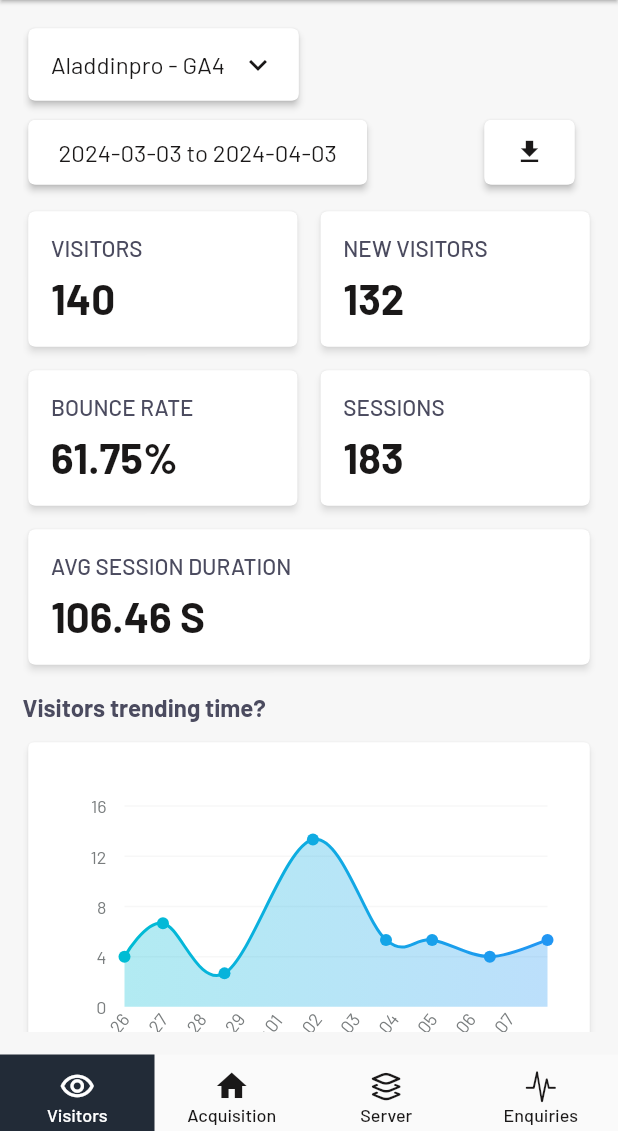
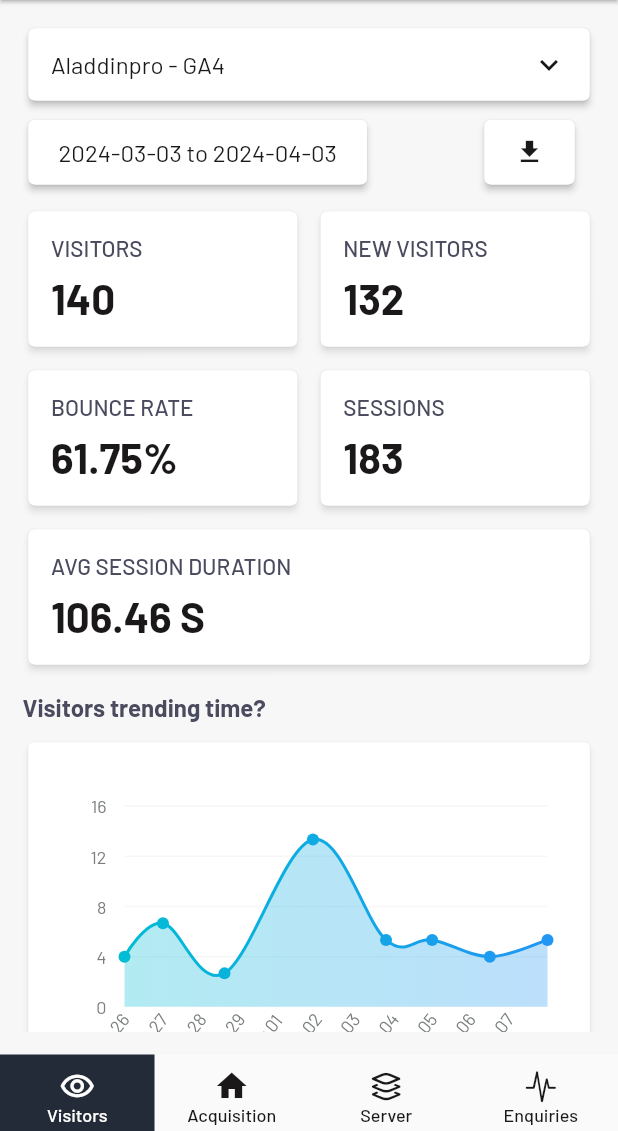
Before and after one commit to mirza-d3x/red_dog, a Flutter app: the screen it shows after launch, on a phone screen of 412 x 824 dp, the part 105-1236 px from its top. Run offline on Flutter 3.47's test engine with Material 3 defaults, Android fonts, the phone set to English and light mode, and no system bars; drawn by our look-alikes of fl_chart; our stand-ins replace charts_flutter, percent_indicator, syncfusion_flutter_charts, table_calendar; missing offline and left inert: countries_world_map.

Commit message:
editing visitors screen

```diff
--- a/lib/features/tabs/visitors_screen.dart
+++ b/lib/features/tabs/visitors_screen.dart
@@ -230,7 +230,8 @@ class _VisitorsScreenState extends State<VisitorsScreen> {
                   Row(
                     mainAxisAlignment: MainAxisAlignment.spaceBetween,
                     children: [
-                      Card(
+                      Expanded(
+                        child: Card(
                           elevation: 2,
                           child: Container(
                             padding: const EdgeInsets.fromLTRB(15, 0, 15, 0),
@@ -283,6 +284,7 @@ class _VisitorsScreenState extends State<VisitorsScreen> {
                                     ),
                                   );
                                 }).toList(),
+                              ),
                             ),
                           ),
                         ),
```
Lines whose indentation alone changed are shown as unchanged.
